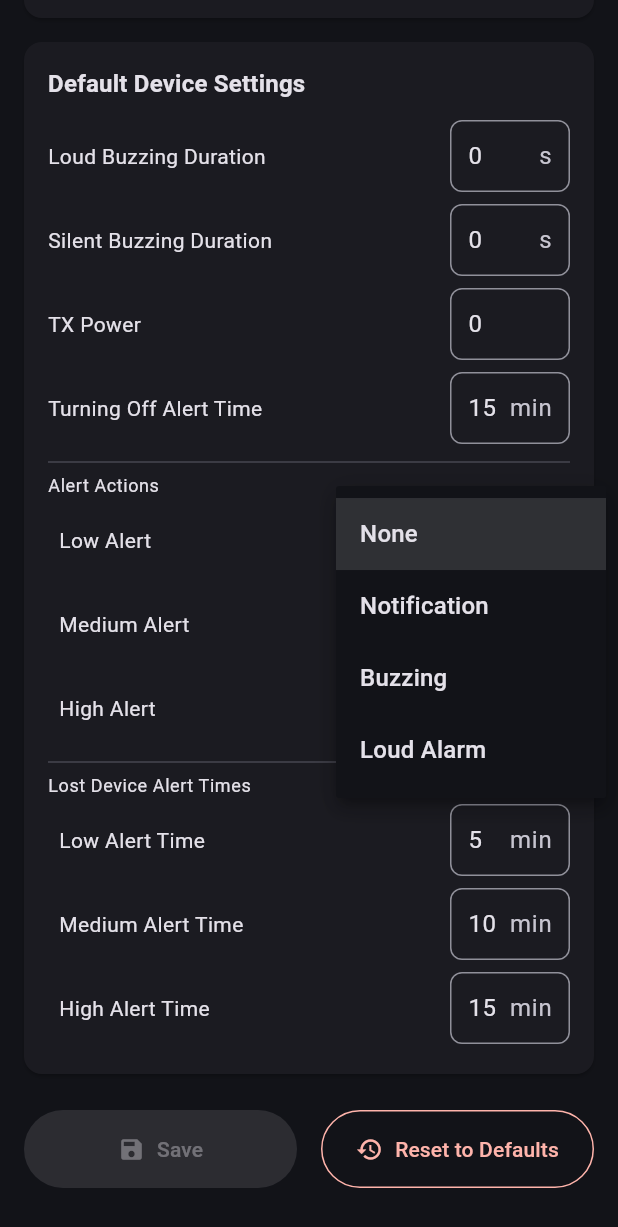
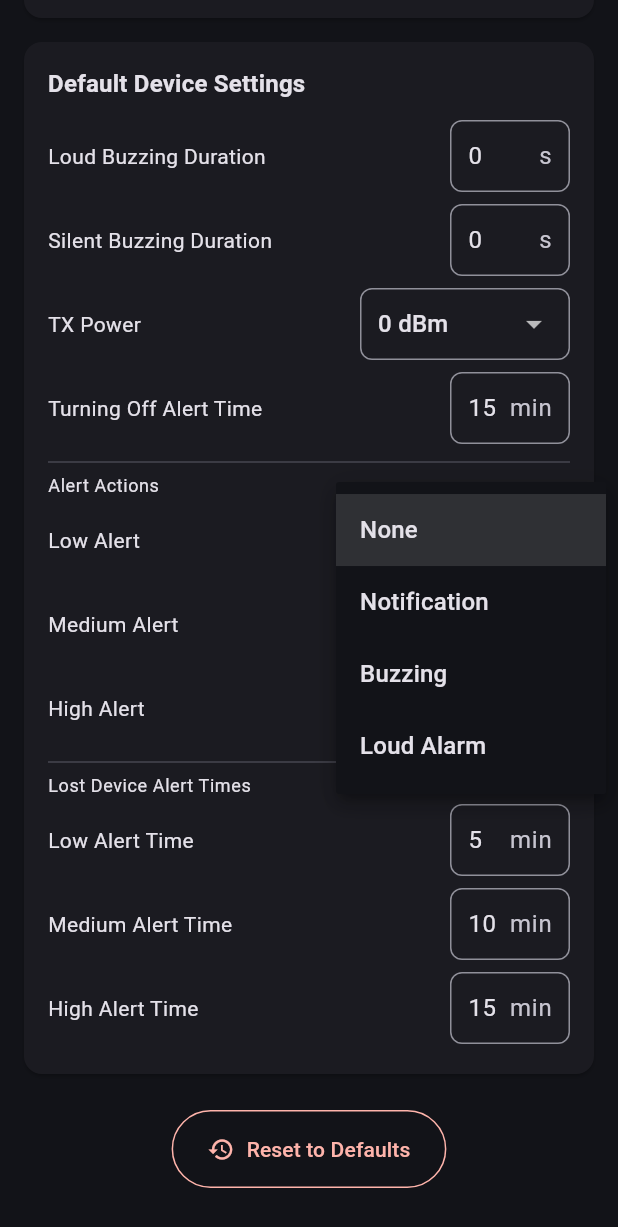
Before and after one commit to themkoi/NordiCoin, a Flutter app: the SettingsPage screen opened directly, scrolled down 576 dp, after a tap on "None", on a phone screen of 412 x 824 dp. Shown: the top 1227 px of the screen. Run offline on Flutter 3.47's test engine with Material 3 defaults, Android fonts, the phone set to English and light mode, and no system bars; our stand-ins replace hive_flutter, permission_handler; accounts and stored records are empty.

Commit message:
settings improvements

```diff
--- a/app/lib/data.dart
+++ b/app/lib/data.dart
@@ -107,25 +107,29 @@ class Settings extends HiveObject {
   late bool alertsManualOverride;
 
   @HiveField(1)
+  late bool alertsManualOverrideAlert;
+
+  @HiveField(2)
   late int alertsOffAfterTimeH;
 
-  @HiveField(2)
+  @HiveField(3)
   late int alertsOffAfterTimeM;
 
-  @HiveField(3)
+  @HiveField(4)
   late int alertsOnAfterTimeH;
 
-  @HiveField(4)
+  @HiveField(5)
   late int alertsOnAfterTimeM;
 
-  @HiveField(5)
+  @HiveField(6)
   late int scanFrequencyTimeM;
 
-  @HiveField(6)
+  @HiveField(7)
   late OnAppDevice defaultDeviceSettings;
 
   Settings({
-    this.alertsManualOverride = false,
+    this.alertsManualOverride = true,
+    this.alertsManualOverrideAlert = true,
     this.alertsOffAfterTimeH = 0,
     this.alertsOffAfterTimeM = 0,
     this.alertsOnAfterTimeH = 0,
--- a/app/lib/pages/settings.dart
+++ b/app/lib/pages/settings.dart
@@ -1,11 +1,10 @@
-import 'dart:ui';
-
 import 'package:flutter/material.dart';
 import 'package:flutter/services.dart';
 import 'package:hive_flutter/hive_flutter.dart';
 
 import '../consts.dart';
 import '../data.dart';
+import '../utils/ble.dart';
 
 class SettingsPage extends StatefulWidget {
   const SettingsPage({super.key});
@@ -16,7 +15,6 @@ class SettingsPage extends StatefulWidget {
 
 class _SettingsPageState extends State<SettingsPage> {
   late Settings _settings;
-  bool _hasChanges = false;
 
   @override
   void initState() {
@@ -27,21 +25,10 @@ class _SettingsPageState extends State<SettingsPage> {
   Future<void> _loadSettings() async {
     final box = Hive.box(hiveBoxSettings);
     _settings = box.get(0) as Settings;
-    setState(() {
-      _hasChanges = false;
-    });
   }
 
-  Future<void> _saveSettings() async {
-    await _settings.save();
-    setState(() {
-      _hasChanges = false;
-    });
-    if (mounted) {
-      ScaffoldMessenger.of(context).showSnackBar(
-        const SnackBar(content: Text('Settings saved')),
-      );
-    }
+  void _autoSave() {
+    _settings.save();
   }
 
   void _resetToDefaults() async {
@@ -73,12 +60,8 @@ class _SettingsPageState extends State<SettingsPage> {
       final box = Hive.box(hiveBoxSettings);
       setState(() {
         _settings = Settings(defaultDeviceSettings: OnAppDevice());
-        _hasChanges = true;
       });
       await box.put(0, _settings);
-      setState(() {
-        _hasChanges = false;
-      });
       if (mounted) {
         ScaffoldMessenger.of(context).showSnackBar(
           const SnackBar(content: Text('Settings reset to defaults')),
@@ -97,9 +80,9 @@ class _SettingsPageState extends State<SettingsPage> {
           children: [
             Text(
               title,
-              style: Theme.of(context).textTheme.titleMedium?.copyWith(
-                fontWeight: FontWeight.bold,
-              ),
+              style: Theme.of(
+                context,
+              ).textTheme.titleMedium?.copyWith(fontWeight: FontWeight.bold),
             ),
             const SizedBox(height: 8),
             ...children,
@@ -119,9 +102,7 @@ class _SettingsPageState extends State<SettingsPage> {
       padding: const EdgeInsets.symmetric(vertical: 4),
       child: Row(
         children: [
-          Expanded(
-            child: Text(label),
-          ),
+          Expanded(child: Text(label)),
           SizedBox(
             width: 80,
             child: TextField(
@@ -155,6 +136,76 @@ class _SettingsPageState extends State<SettingsPage> {
     );
   }
 
+  Future<void> _selectTime({
+    required BuildContext context,
+    required int initialHour,
+    required int initialMinute,
+    required void Function(int hour, int minute) onTimeSelected,
+  }) async {
+    final TimeOfDay? picked = await showTimePicker(
+      context: context,
+      initialTime: TimeOfDay(hour: initialHour, minute: initialMinute),
+      builder: (context, child) {
+        return MediaQuery(
+          data: MediaQuery.of(context).copyWith(alwaysUse24HourFormat: true),
+          child: child!,
+        );
+      },
+    );
+    if (picked != null) {
+      onTimeSelected(picked.hour, picked.minute);
+    }
+  }
+
+  Widget _buildTimeField({
+    required String label,
+    required int hour,
+    required int minute,
+    required void Function(int hour, int minute) onChanged,
+  }) {
+    return Padding(
+      padding: const EdgeInsets.symmetric(vertical: 4),
+      child: Row(
+        children: [
+          Expanded(child: Text(label)),
+          InkWell(
+            onTap: () => _selectTime(
+              context: context,
+              initialHour: hour,
+              initialMinute: minute,
+              onTimeSelected: onChanged,
+            ),
+            borderRadius: BorderRadius.circular(8),
+            child: Container(
+              padding: const EdgeInsets.symmetric(horizontal: 12, vertical: 8),
+              decoration: BoxDecoration(
+                border: Border.all(
+                  color: Theme.of(context).colorScheme.outline,
+                ),
+                borderRadius: BorderRadius.circular(8),
+              ),
+              child: Row(
+                mainAxisSize: MainAxisSize.min,
+                children: [
+                  Text(
+                    '${hour.toString().padLeft(2, '0')}:${minute.toString().padLeft(2, '0')}',
+                    style: Theme.of(context).textTheme.bodyMedium,
+                  ),
+                  const SizedBox(width: 8),
+                  Icon(
+                    Icons.access_time,
+                    size: 18,
+                    color: Theme.of(context).colorScheme.primary,
+                  ),
+                ],
+              ),
+            ),
+          ),
+        ],
+      ),
+    );
+  }
+
   Widget _buildEnumField<T>({
     required String label,
     required T value,
@@ -165,13 +216,11 @@ class _SettingsPageState extends State<SettingsPage> {
       padding: const EdgeInsets.symmetric(vertical: 4),
       child: Row(
         children: [
-          Expanded(
-            child: Text(label),
-          ),
+          Expanded(child: Text(label)),
           SizedBox(
             width: 140,
             child: DropdownButtonFormField<T>(
-              value: value,
+              initialValue: value,
               decoration: InputDecoration(
                 contentPadding: const EdgeInsets.symmetric(
                   horizontal: 8,
@@ -188,10 +237,7 @@ class _SettingsPageState extends State<SettingsPage> {
                 ),
               ),
               items: options.entries.map((e) {
-                return DropdownMenuItem<T>(
-                  value: e.key,
-                  child: Text(e.value),
-                );
+                return DropdownMenuItem<T>(value: e.key, child: Text(e.value));
               }).toList(),
               onChanged: (v) {
                 if (v != null) {
@@ -227,21 +273,107 @@ class _SettingsPageState extends State<SettingsPage> {
     );
   }
 
+  Widget _buildTxPowerField({
+    required String label,
+    required int value,
+    required void Function(int) onChanged,
+  }) {
+    return Padding(
+      padding: const EdgeInsets.symmetric(vertical: 4),
+      child: Row(
+        children: [
+          Expanded(child: Text(label)),
+          SizedBox(
+            width: 140,
+            child: DropdownButtonFormField<int>(
+              initialValue: value,
+              decoration: InputDecoration(
+                contentPadding: const EdgeInsets.symmetric(
+                  horizontal: 8,
+                  vertical: 8,
+                ),
+                border: OutlineInputBorder(
+                  borderRadius: BorderRadius.circular(8),
+                ),
+                focusedBorder: OutlineInputBorder(
+                  borderRadius: BorderRadius.circular(8),
+                  borderSide: BorderSide(
+                    color: Theme.of(context).colorScheme.primary,
+                  ),
+                ),
+              ),
+              items: txPowerValues.map((v) {
+                return DropdownMenuItem<int>(
+                  value: v,
+                  child: Text(txPowerToString(v)),
+                );
+              }).toList(),
+              onChanged: (v) {
+                if (v != null) {
+                  onChanged(v);
+                }
+              },
+            ),
+          ),
+        ],
+      ),
+    );
+  }
+
   @override
   Widget build(BuildContext context) {
     return Scaffold(
       body: ListView(
         children: [
-          _buildSection(
-            'Alert Schedule',
-            [
+          _buildSection('Alert Schedule', [
+            FutureBuilder<({bool isOn, String reason})>(
+              future: Future.value(areAlertsOn()),
+              builder: (context, snapshot) {
+                final status = snapshot.data;
+                if (status == null) return const SizedBox.shrink();
+                return Padding(
+                  padding: const EdgeInsets.symmetric(vertical: 8),
+                  child: Row(
+                    children: [
+                      Icon(
+                        status.isOn ? Icons.check_circle : Icons.cancel,
+                        color: status.isOn ? Colors.green : Colors.red,
+                        size: 20,
+                      ),
+                      const SizedBox(width: 8),
+                      Expanded(
+                        child: Text(
+                          'Alerts ${status.isOn ? "ON" : "OFF"} — ${status.reason}',
+                          style: TextStyle(
+                            color: status.isOn ? Colors.green : Colors.red,
+                            fontSize: 14,
+                          ),
+                        ),
+                      ),
+                    ],
+                  ),
+                );
+              },
+            ),
+            const Divider(),
             _buildSwitchField(
               label: 'Manual Override',
               value: _settings.alertsManualOverride,
               onChanged: (v) {
                 setState(() {
                   _settings.alertsManualOverride = v;
-                    _hasChanges = true;
+                  _autoSave();
+                });
+              },
+            ),
+            if (_settings.alertsManualOverride)
+              _buildSwitchField(
+                label: 'Override Alert',
+                value: _settings.alertsManualOverrideAlert,
+                onChanged: (v) {
+                  setState(() {
+                    _settings.alertsManualOverrideAlert = v;
+                    _autoSave();
                   });
                 },
               ),
@@ -250,83 +382,57 @@ class _SettingsPageState extends State<SettingsPage> {
               'Alerts OFF from',
               style: Theme.of(context).textTheme.bodySmall,
             ),
-              _buildIntField(
-                label: '  Hour',
-                value: _settings.alertsOffAfterTimeH,
-                onChanged: (v) {
+            _buildTimeField(
+              label: 'Time',
+              hour: _settings.alertsOffAfterTimeH,
+              minute: _settings.alertsOffAfterTimeM,
+              onChanged: (h, m) {
                 setState(() {
-                    _settings.alertsOffAfterTimeH = v;
-                    _hasChanges = true;
+                  _settings.alertsOffAfterTimeH = h;
+                  _settings.alertsOffAfterTimeM = m;
+                  _autoSave();
                 });
               },
-                suffix: 'h',
-              ),
-              _buildIntField(
-                label: '  Minute',
-                value: _settings.alertsOffAfterTimeM,
-                onChanged: (v) {
-                  setState(() {
-                    _settings.alertsOffAfterTimeM = v;
-                    _hasChanges = true;
-                  });
-                },
-                suffix: 'm',
             ),
             const Divider(),
             Text(
               'Alerts ON from',
               style: Theme.of(context).textTheme.bodySmall,
             ),
-              _buildIntField(
-                label: '  Hour',
-                value: _settings.alertsOnAfterTimeH,
-                onChanged: (v) {
+            _buildTimeField(
+              label: 'Time',
+              hour: _settings.alertsOnAfterTimeH,
+              minute: _settings.alertsOnAfterTimeM,
+              onChanged: (h, m) {
                 setState(() {
-                    _settings.alertsOnAfterTimeH = v;
-                    _hasChanges = true;
+                  _settings.alertsOnAfterTimeH = h;
+                  _settings.alertsOnAfterTimeM = m;
+                  _autoSave();
                 });
               },
-                suffix: 'h',
             ),
-              _buildIntField(
-                label: '  Minute',
-                value: _settings.alertsOnAfterTimeM,
-                onChanged: (v) {
-                  setState(() {
-                    _settings.alertsOnAfterTimeM = v;
-                    _hasChanges = true;
-                  });
-                },
-                suffix: 'm',
-              ),
-            ],
-          ),
-          _buildSection(
-            'Scan Settings',
-            [
+          ]),
+          _buildSection('Scan Settings', [
             _buildIntField(
               label: 'Scan Frequency',
               value: _settings.scanFrequencyTimeM,
               onChanged: (v) {
                 setState(() {
                   _settings.scanFrequencyTimeM = v;
-                    _hasChanges = true;
+                  _autoSave();
                 });
               },
               suffix: 'min',
             ),
-            ],
-          ),
-          _buildSection(
-            'Default Device Settings',
-            [
+          ]),
+          _buildSection('Default Device Settings', [
             _buildIntField(
               label: 'Loud Buzzing Duration',
               value: _settings.defaultDeviceSettings.loudBuzzingTimeS,
               onChanged: (v) {
                 setState(() {
                   _settings.defaultDeviceSettings.loudBuzzingTimeS = v;
-                    _hasChanges = true;
+                  _autoSave();
                 });
               },
               suffix: 's',
@@ -337,18 +443,18 @@ class _SettingsPageState extends State<SettingsPage> {
               onChanged: (v) {
                 setState(() {
                   _settings.defaultDeviceSettings.silentBuzzingTimeS = v;
-                    _hasChanges = true;
+                  _autoSave();
                 });
               },
               suffix: 's',
             ),
-              _buildIntField(
+            _buildTxPowerField(
               label: 'TX Power',
               value: _settings.defaultDeviceSettings.txPower,
               onChanged: (v) {
                 setState(() {
                   _settings.defaultDeviceSettings.txPower = v;
-                    _hasChanges = true;
+                  _autoSave();
                 });
               },
             ),
@@ -358,18 +464,15 @@ class _SettingsPageState extends State<SettingsPage> {
               onChanged: (v) {
                 setState(() {
                   _settings.defaultDeviceSettings.turningOffAlertTimeM = v;
-                    _hasChanges = true;
+                  _autoSave();
                 });
               },
               suffix: 'min',
             ),
             const Divider(),
-              Text(
-                'Alert Actions',
-                style: Theme.of(context).textTheme.bodySmall,
-              ),
+            Text('Alert Actions', style: Theme.of(context).textTheme.bodySmall),
             _buildEnumField<ActionType>(
-                label: '  Low Alert',
+              label: 'Low Alert',
               value: _settings.defaultDeviceSettings.lowAlertAction,
               options: const {
                 ActionType.none: 'None',
@@ -380,12 +483,12 @@ class _SettingsPageState extends State<SettingsPage> {
               onChanged: (v) {
                 setState(() {
                   _settings.defaultDeviceSettings.lowAlertAction = v;
-                    _hasChanges = true;
+                  _autoSave();
                 });
               },
             ),
             _buildEnumField<ActionType>(
-                label: '  Medium Alert',
+              label: 'Medium Alert',
               value: _settings.defaultDeviceSettings.mediumAlertAction,
               options: const {
                 ActionType.none: 'None',
@@ -396,12 +499,12 @@ class _SettingsPageState extends State<SettingsPage> {
               onChanged: (v) {
                 setState(() {
                   _settings.defaultDeviceSettings.mediumAlertAction = v;
-                    _hasChanges = true;
+                  _autoSave();
                 });
               },
             ),
             _buildEnumField<ActionType>(
-                label: '  High Alert',
+              label: 'High Alert',
               value: _settings.defaultDeviceSettings.highAlertAction,
               options: const {
                 ActionType.none: 'None',
@@ -412,7 +515,7 @@ class _SettingsPageState extends State<SettingsPage> {
               onChanged: (v) {
                 setState(() {
                   _settings.defaultDeviceSettings.highAlertAction = v;
-                    _hasChanges = true;
+                  _autoSave();
                 });
               },
             ),
@@ -422,76 +525,58 @@ class _SettingsPageState extends State<SettingsPage> {
               style: Theme.of(context).textTheme.bodySmall,
             ),
             _buildIntField(
-                label: '  Low Alert Time',
+              label: 'Low Alert Time',
               value: _settings.defaultDeviceSettings.lowAlertLostDeviceTimeM,
               onChanged: (v) {
                 setState(() {
                   _settings.defaultDeviceSettings.lowAlertLostDeviceTimeM = v;
-                    _hasChanges = true;
+                  _autoSave();
                 });
               },
               suffix: 'min',
             ),
             _buildIntField(
-                label: '  Medium Alert Time',
+              label: 'Medium Alert Time',
               value: _settings.defaultDeviceSettings.mediumAlertLostDeviceTimeM,
               onChanged: (v) {
                 setState(() {
-                    _settings.defaultDeviceSettings.mediumAlertLostDeviceTimeM = v;
-                    _hasChanges = true;
+                  _settings.defaultDeviceSettings.mediumAlertLostDeviceTimeM =
+                      v;
+                  _autoSave();
                 });
               },
               suffix: 'min',
             ),
             _buildIntField(
-                label: '  High Alert Time',
+              label: 'High Alert Time',
               value: _settings.defaultDeviceSettings.highAlertLostDeviceTimeM,
               onChanged: (v) {
                 setState(() {
                   _settings.defaultDeviceSettings.highAlertLostDeviceTimeM = v;
-                    _hasChanges = true;
+                  _autoSave();
                 });
               },
               suffix: 'min',
             ),
-            ],
-          ),
+          ]),
           const SizedBox(height: 16),
-          // Save and Reset buttons
+          // Reset button
           Padding(
             padding: const EdgeInsets.symmetric(horizontal: 16),
-            child: Row(
-              children: [
-                Expanded(
-                  child: ElevatedButton.icon(
-                    onPressed: _hasChanges ? _saveSettings : null,
-                    icon: const Icon(Icons.save),
-                    label: const Text('Save'),
-                    style: ElevatedButton.styleFrom(
-                      backgroundColor: _hasChanges
-                          ? Theme.of(context).colorScheme.primary
-                          : Colors.grey,
-                      foregroundColor: Colors.white,
-                      padding: const EdgeInsets.symmetric(vertical: 16),
-                    ),
-                  ),
-                ),
-                const SizedBox(width: 16),
-                Expanded(
+            child: Center(
               child: OutlinedButton.icon(
                 onPressed: _resetToDefaults,
                 icon: const Icon(Icons.restore),
                 label: const Text('Reset to Defaults'),
                 style: OutlinedButton.styleFrom(
                   foregroundColor: Theme.of(context).colorScheme.error,
-                      side: BorderSide(
-                        color: Theme.of(context).colorScheme.error,
-                      ),
-                      padding: const EdgeInsets.symmetric(vertical: 16),
+                  side: BorderSide(color: Theme.of(context).colorScheme.error),
+                  padding: const EdgeInsets.symmetric(
+                    horizontal: 24,
+                    vertical: 16,
                   ),
                 ),
               ),
-              ],
             ),
           ),
           const SizedBox(height: 32),
--- a/app/lib/utils/ble.dart
+++ b/app/lib/utils/ble.dart
@@ -2,8 +2,100 @@ import 'dart:async';
 
 import 'package:flutter/material.dart';
 import 'package:flutter_blue_plus/flutter_blue_plus.dart';
+import 'package:hive_flutter/hive_flutter.dart';
+
+import '../consts.dart';
+import '../data.dart';
 
 typedef DeviceOperation = Future<void> Function(BluetoothDevice device);
+
+const List<int> txPowerValues = [
+  -40,
+  -20,
+  -16,
+  -12,
+  -8,
+  -4,
+  0,
+  2,
+  3,
+  4,
+  5,
+  6,
+  7,
+  8,
+  10,
+  12,
+  14,
+  16,
+  18,
+  20,
+];
+
+String txPowerToString(int value) {
+  if (value > 0) {
+    return '+$value dBm';
+  } else if (value == 0) {
+    return '0 dBm';
+  } else {
+    return '$value dBm';
+  }
+}
+
+int txPowerFromString(String str) {
+  final cleaned = str.replaceAll('dBm', '').trim();
+  return int.tryParse(cleaned) ?? 0;
+}
+
+({bool isOn, String reason}) areAlertsOn() {
+  final box = Hive.box(hiveBoxSettings);
+  final settings = box.get(0) as Settings;
+
+  if (settings.alertsManualOverride && settings.alertsManualOverrideAlert) {
+    return (isOn: true, reason: 'Manual override forced');
+  }
+
+  if (settings.alertsManualOverride && !settings.alertsManualOverrideAlert) {
+    return (isOn: false, reason: 'Manual override disabled');
+  }
+
+  final now = DateTime.now();
+  final currentMinutes = now.hour * 60 + now.minute;
+
+  final onTimeMinutes =
+      settings.alertsOnAfterTimeH * 60 + settings.alertsOnAfterTimeM;
+  final offTimeMinutes =
+      settings.alertsOffAfterTimeH * 60 + settings.alertsOffAfterTimeM;
+
+  // Normal and overnight
+  if (onTimeMinutes <= offTimeMinutes) {
+    final isOn =
+        currentMinutes >= onTimeMinutes && currentMinutes < offTimeMinutes;
+    final onStr =
+        '${settings.alertsOnAfterTimeH.toString().padLeft(2, '0')}:${settings.alertsOnAfterTimeM.toString().padLeft(2, '0')}';
+    final offStr =
+        '${settings.alertsOffAfterTimeH.toString().padLeft(2, '0')}:${settings.alertsOffAfterTimeM.toString().padLeft(2, '0')}';
+    return (
+      isOn: isOn,
+      reason: isOn
+          ? 'Within alert window ($onStr - $offStr)'
+          : 'Outside alert window ($onStr - $offStr)',
+    );
+  } else {
+    final isOn =
+        currentMinutes >= offTimeMinutes || currentMinutes < onTimeMinutes;
+    final onStr =
+        '${settings.alertsOnAfterTimeH.toString().padLeft(2, '0')}:${settings.alertsOnAfterTimeM.toString().padLeft(2, '0')}';
+    final offStr =
+        '${settings.alertsOffAfterTimeH.toString().padLeft(2, '0')}:${settings.alertsOffAfterTimeM.toString().padLeft(2, '0')}';
+    return (
+      isOn: isOn,
+      reason: isOn
+          ? 'Within alert window ($offStr - $onStr)'
+          : 'Outside alert window ($offStr - $onStr)',
+    );
+  }
+}
 
 Future<bool> connectAndOperate({
   required String macAddress,
```
Also changed, not shown: app/lib/utils/snackbar.dart (+9 -7 lines), app/lib/main.dart (line endings or trailing spaces), 1 other file. Lines whose indentation alone changed are shown as unchanged.
